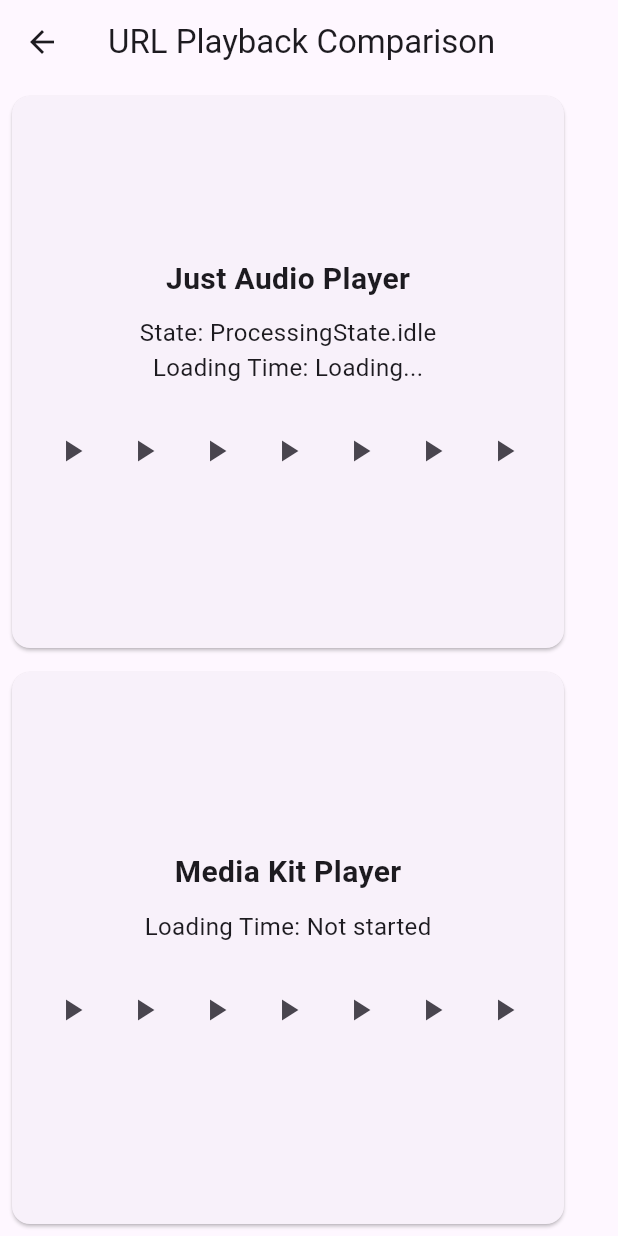
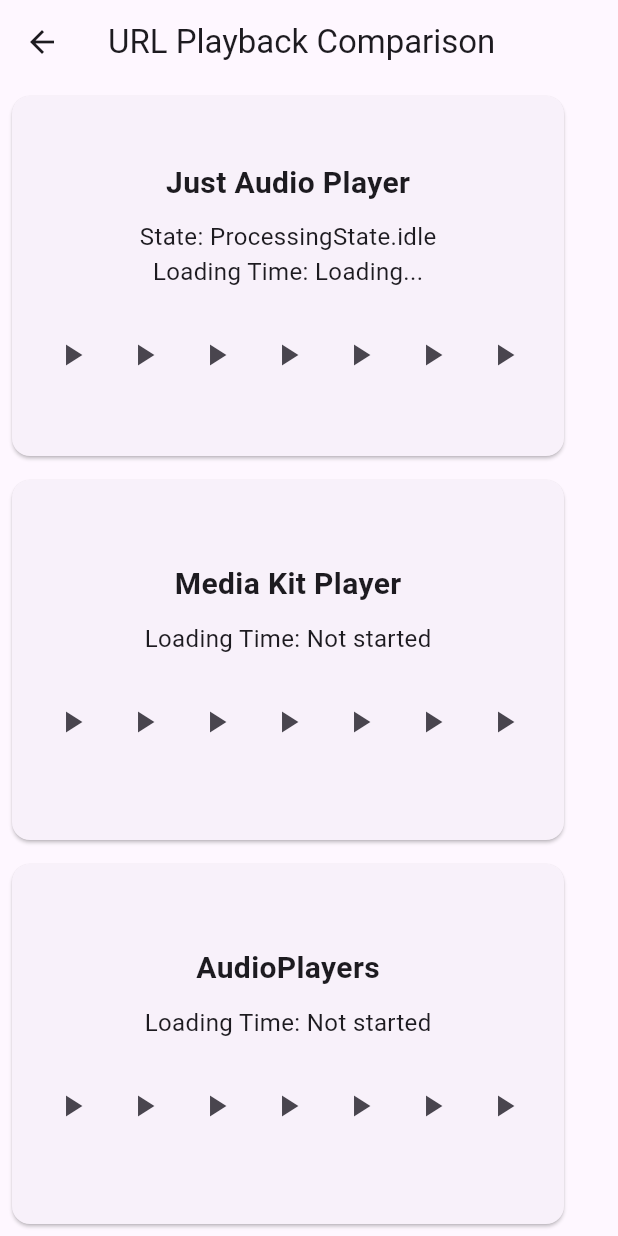
Before and after one commit to PhuCG/just_audio-media_kit, a Flutter app: the UrlComparisonScreen screen opened directly, on a phone screen of 412 x 824 dp. Run offline on Flutter 3.47's test engine with Material 3 defaults, Android fonts, the phone set to English and light mode, and no system bars; our stand-ins replace audioplayers, flutter_riverpod, just_audio, rxdart; missing offline and left inert: media_kit; statements that could not run were skipped.

Commit message:
Add audioplayers dependency and implement audio loading time tracking
Updated pubspec.yaml to include audioplayers version 6.4.0. Enhanced audio comparison functionality in UrlComparisonScreen by adding loading time tracking for the audioplayers package. Updated audio provider logic to manage audio player instances and their states across platforms, ensuring proper integration with existing audio functionalities.

```diff
--- a/lib/providers/audio_providers.dart
+++ b/lib/providers/audio_providers.dart
@@ -1,6 +1,7 @@
 import 'package:flutter_riverpod/flutter_riverpod.dart';
 import 'package:just_audio/just_audio.dart' hide PlayerState;
 import 'package:media_kit/media_kit.dart';
+import 'package:audioplayers/audioplayers.dart' as audio_players;
 
 // Sample audio URLs for testing
 final sampleUrls = [
@@ -52,3 +53,16 @@ final justAudioProcessingStateProvider =
 // Provider for Media Kit processing state
 final mediaKitProcessingStateProvider =
     StateProvider<PlayerState?>((ref) => null);
+
+// Provider for AudioPlayers loading time
+final audioPlayersLoadingTimeProvider =
+    StateProvider<String>((ref) => 'Not started');
+
+// AudioPlayers Provider
+final audioPlayersProvider = Provider<audio_players.AudioPlayer>((ref) {
+  final player = audio_players.AudioPlayer();
+  ref.onDispose(() {
+    player.dispose();
+  });
+  return player;
+});
--- a/lib/screens/url_comparison_screen.dart
+++ b/lib/screens/url_comparison_screen.dart
@@ -6,6 +6,7 @@ import 'package:flutter_riverpod/flutter_riverpod.dart';
 import 'package:just_audio/just_audio.dart';
 import 'package:media_kit/media_kit.dart';
 import 'package:rxdart/rxdart.dart';
+import 'package:audioplayers/audioplayers.dart' as audio_players;
 import '../providers/audio_providers.dart';
 
 class UrlComparisonScreen extends ConsumerStatefulWidget {
@@ -19,12 +20,14 @@ class UrlComparisonScreen extends ConsumerStatefulWidget {
 class _UrlComparisonScreenState extends ConsumerState<UrlComparisonScreen> {
   DateTime? justAudioStartTime;
   DateTime? mediaKitStartTime;
+  DateTime? audioPlayersStartTime;
 
   @override
   void initState() {
     super.initState();
     _setupJustAudioListener();
     _setupMediaKitListener();
+    _setupAudioPlayersListener();
   }
 
   void _setupJustAudioListener() {
@@ -86,12 +89,27 @@ class _UrlComparisonScreenState extends ConsumerState<UrlComparisonScreen> {
     });
   }
 
+  void _setupAudioPlayersListener() {
+    final player = ref.read(audioPlayersProvider);
+
+    player.onPlayerStateChanged.listen((state) {
+      if (state == audio_players.PlayerState.playing &&
+          audioPlayersStartTime != null) {
+        final duration = DateTime.now().difference(audioPlayersStartTime!);
+        ref.read(audioPlayersLoadingTimeProvider.notifier).state =
+            'Loaded in ${duration.inMilliseconds}ms';
+      }
+    });
+  }
+
   @override
   Widget build(BuildContext context) {
     final justAudioPlayer = ref.watch(justAudioPlayerProvider);
     final mediaKitPlayer = ref.watch(mediaKitPlayerProvider);
+    final audioPlayers = ref.watch(audioPlayersProvider);
     final justAudioLoadingTime = ref.watch(justAudioLoadingTimeProvider);
     final mediaKitLoadingTime = ref.watch(mediaKitLoadingTimeProvider);
+    final audioPlayersLoadingTime = ref.watch(audioPlayersLoadingTimeProvider);
     final justAudioState = ref.watch(justAudioProcessingStateProvider);
 
     return Scaffold(
@@ -190,6 +208,51 @@ class _UrlComparisonScreenState extends ConsumerState<UrlComparisonScreen> {
               ),
             ),
           ),
+          // AudioPlayers Section
+          Expanded(
+            child: Card(
+              margin: const EdgeInsets.all(8),
+              child: Padding(
+                padding: const EdgeInsets.all(16),
+                child: Column(
+                  mainAxisAlignment: MainAxisAlignment.center,
+                  children: [
+                    const Text(
+                      'AudioPlayers',
+                      style: TextStyle(
+                        fontSize: 20,
+                        fontWeight: FontWeight.bold,
+                      ),
+                    ),
+                    const SizedBox(height: 10),
+                    Text(
+                      'Loading Time: $audioPlayersLoadingTime',
+                      style: const TextStyle(fontSize: 16),
+                    ),
+                    const SizedBox(height: 20),
+                    Wrap(
+                      children: sampleUrls.map(
+                        (url) {
+                          return IconButton(
+                            icon: const Icon(Icons.play_arrow),
+                            onPressed: () async {
+                              audioPlayersStartTime = DateTime.now();
+                              ref
+                                  .read(
+                                      audioPlayersLoadingTimeProvider.notifier)
+                                  .state = 'Loading...';
+                              await audioPlayers
+                                  .play(audio_players.UrlSource(url));
+                            },
+                          );
+                        },
+                      ).toList(),
+                    )
+                  ],
+                ),
+              ),
+            ),
+          ),
         ],
       ),
     );
--- a/pubspec.yaml
+++ b/pubspec.yaml
@@ -16,6 +16,7 @@ dependencies:
   just_audio: ^0.10.3
   media_kit: ^1.2.0
   media_kit_libs_audio: ^1.0.6
+  audioplayers: ^6.4.0
   # Stream utilities
   rxdart: ^0.28.0
 
```
Also changed, not shown: pubspec.lock, 5 other files.
